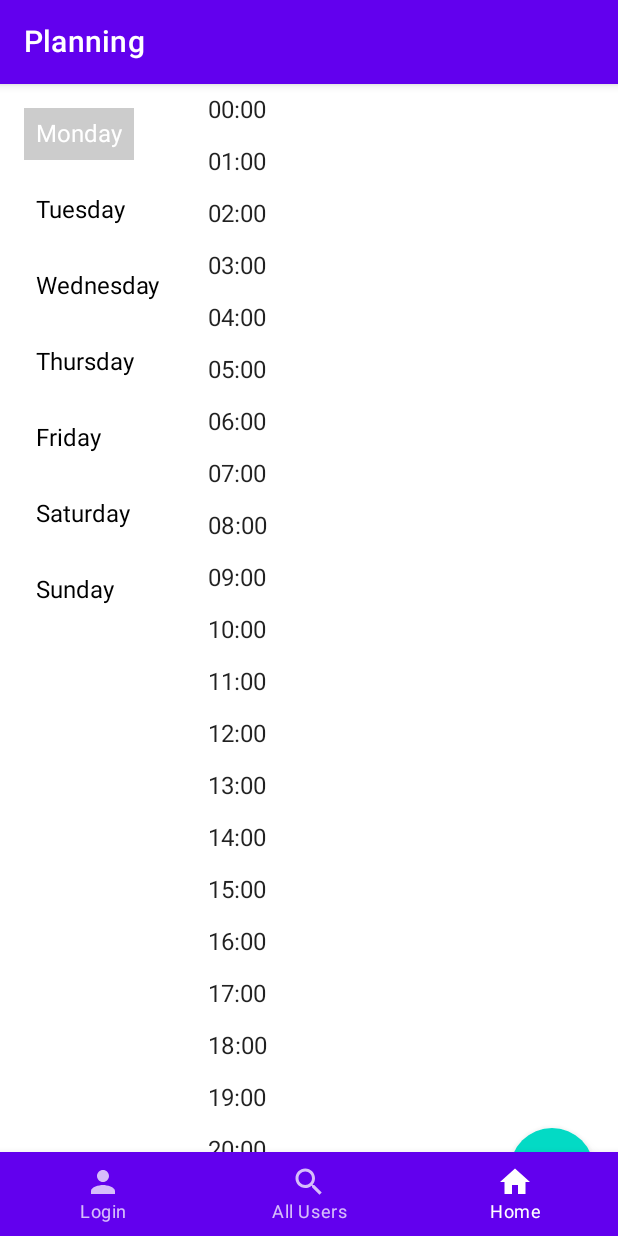
After one commit to Flamware/DinnerPlanner, an Android app built with Jetpack Compose: the PlanningScreen screen opened through its navigation route, on a phone screen of 412 x 824 dp. The commit adds this screen. Run offline under Robolectric (Android 15) with nearby library versions, the phone set to English and light mode, and no system bars; our stand-ins replace Dagger/Hilt's generated code, livedata-compose.

Commit message:
Planning Screen Added TODO : Make it dynamic, add onclick fncts

```diff
--- a/app/src/main/java/com/example/dinnerplanner/MainActivity.kt
+++ b/app/src/main/java/com/example/dinnerplanner/MainActivity.kt
@@ -47,7 +47,7 @@ class MainActivity : ComponentActivity() {
 
                 val items = if (isLoggedIn) {
                     println("User is logged in")
-                    listOf(BottomNavItem.Home, BottomNavItem.UserList, BottomNavItem.Profile)
+                    listOf(BottomNavItem.Home, BottomNavItem.UserList,BottomNavItem.Planning, BottomNavItem.Profile)
                 } else {
                     println("User is not logged in")
                     listOf(BottomNavItem.Login, BottomNavItem.UserList, BottomNavItem.Home)
--- a/app/src/main/java/com/example/dinnerplanner/RecipeEvent.kt
+++ b/app/src/main/java/com/example/dinnerplanner/RecipeEvent.kt
@@ -8,6 +8,7 @@ sealed interface RecipeEvent {
     data class SetRecipeName(val recipeName: String): RecipeEvent
     data class SetIngredients(val ingredients: List<Ingredient>): RecipeEvent
     data class SetInstructions(val instructions: String): RecipeEvent
+    data class SetMealType(val mealType: String): RecipeEvent // New event for setting the meal type
     object ShowDialog: RecipeEvent
     object HideDialog: RecipeEvent
     data class SortRecipes(val sortType: SortType): RecipeEvent
--- a/app/src/main/java/com/example/dinnerplanner/RecipeState.kt
+++ b/app/src/main/java/com/example/dinnerplanner/RecipeState.kt
@@ -1,6 +1,7 @@
 package com.example.dinnerplanner
 
 import com.example.dinnerplanner.data.local.database.entity.Ingredient
+import com.example.dinnerplanner.data.local.database.entity.MealType
 import com.example.dinnerplanner.data.local.database.entity.Recipe
 
 data class RecipeState(
@@ -8,6 +9,7 @@ data class RecipeState(
         val recipeName: String = "",
         val ingredients: List<Ingredient> = emptyList(),
         val instructions: String = "",
+        val mealType: String = MealType.LUNCH.name,
         val isAddingRecipe: Boolean = false,
         val sortType: SortType = SortType.RECIPE_NAME
 )
--- a/app/src/main/java/com/example/dinnerplanner/data/local/repository/RecipeRepository.kt
+++ b/app/src/main/java/com/example/dinnerplanner/data/local/repository/RecipeRepository.kt
@@ -18,4 +18,8 @@ class RecipeRepository(private val recipeDao: RecipeDao) {
     suspend fun deleteRecipe(recipe: Recipe) {
         recipeDao.deleteRecipe(recipe)
     }
+
+    fun getAllRecipesByUserId(userId: Int): Flow<List<Recipe>> {
+        return recipeDao.getAllRecipesByUserId(userId)
+    }
 }
--- /dev/null
+++ b/app/src/main/java/com/example/dinnerplanner/ui/components/DayItem.kt
@@ -0,0 +1,30 @@
+package com.example.dinnerplanner.ui.components
+
+import androidx.compose.foundation.background
+import androidx.compose.foundation.clickable
+import androidx.compose.foundation.layout.padding
+import androidx.compose.material.Text
+import androidx.compose.runtime.Composable
+import androidx.compose.ui.Modifier
+import androidx.compose.ui.graphics.Color
+import androidx.compose.ui.tooling.preview.Preview
+import androidx.compose.ui.unit.dp
+
+@Composable
+fun DayItem(day: String, isSelected: Boolean, onDaySelected: (String) -> Unit) {
+    Text(
+        text = day,
+        modifier = Modifier
+            .padding(8.dp)
+            .clickable { onDaySelected(day) }
+            .background(if (isSelected) Color.LightGray else Color.Transparent)
+            .padding(8.dp),
+        color = if (isSelected) Color.White else Color.Black
+    )
+}
+
+@Preview
+@Composable
+fun DayItemPreview() {
+    DayItem(day = "Monday", isSelected = true, onDaySelected = {})
+}
--- a/app/src/main/java/com/example/dinnerplanner/ui/components/RecipeList.kt
+++ b/app/src/main/java/com/example/dinnerplanner/ui/components/RecipeList.kt
@@ -4,6 +4,8 @@ import androidx.compose.foundation.layout.padding
 import androidx.compose.foundation.lazy.LazyColumn
 import androidx.compose.foundation.lazy.items
 import androidx.compose.runtime.Composable
+import androidx.compose.runtime.collectAsState
+import androidx.compose.runtime.getValue
 import androidx.compose.ui.Modifier
 import androidx.compose.ui.unit.dp
 import com.example.dinnerplanner.data.local.database.entity.Recipe
@@ -11,9 +13,10 @@ import kotlinx.coroutines.flow.StateFlow
 import com.example.dinnerplanner.data.local.viewmodel.IngredientViewModel
 @Composable
 fun RecipeList(recipes: StateFlow<List<Recipe>>, ingredientViewModel: IngredientViewModel) {
+    val recipeList by recipes.collectAsState()
     LazyColumn(
     ) {
-        items(recipes.value) { recipe ->
+        items(recipeList) { recipe ->
             val ingredientsFlow = ingredientViewModel.getIngredientsForRecipe(recipe.id)
             RecipeItem(recipe = recipe, ingredientsFlow = ingredientsFlow)
         }
--- a/app/src/main/java/com/example/dinnerplanner/ui/navigation/BottomNavItem.kt
+++ b/app/src/main/java/com/example/dinnerplanner/ui/navigation/BottomNavItem.kt
@@ -12,5 +12,5 @@ sealed class BottomNavItem(val route: String, val icon: ImageVector, val title:
     object Profile : BottomNavItem("profile", Icons.Default.Person, "Profile")
     object Home : BottomNavItem("home", Icons.Default.Home, "Home")
     object UserList : BottomNavItem("user_list", Icons.Default.Search, "All Users")
-
+    object Planning : BottomNavItem("planning", Icons.Default.Favorite, "Planning")
 }
--- a/app/src/main/java/com/example/dinnerplanner/ui/navigation/NavGraph.kt
+++ b/app/src/main/java/com/example/dinnerplanner/ui/navigation/NavGraph.kt
@@ -32,5 +32,8 @@ fun NavGraph(navController: NavHostController, viewModel: DinnerPlannerViewModel
                 navController.navigate(BottomNavItem.UserList.route)
             }
         }
+        composable(BottomNavItem.Planning.route) {
+            PlanningScreen()
+        }
     }
 }
--- a/app/src/main/java/com/example/dinnerplanner/ui/screens/HomeScreen.kt
+++ b/app/src/main/java/com/example/dinnerplanner/ui/screens/HomeScreen.kt
@@ -75,7 +75,8 @@ fun HomeScreen(viewModel: DinnerPlannerViewModel, navController: NavController)
                                 userId = session.value?.id ?: -1,
                                 title = recipeState.recipeName,
                                 instructions = recipeState.instructions,
-                                author = session.value?.username ?: ""
+                                author = session.value?.username ?: "",
+                                mealType = recipeState.mealType
                             )
                             val recipeId = viewModel.recipeViewModel.insert(recipe)
                             println("Inserted recipe with id: $recipeId")
@@ -93,6 +94,7 @@ fun HomeScreen(viewModel: DinnerPlannerViewModel, navController: NavController)
                     is RecipeEvent.DeleteRecipe -> { /* Handle DeleteRecipe event here */ }
                     is RecipeEvent.ShowDialog -> { /* Handle ShowDialog event here */ }
                     is RecipeEvent.SortRecipes -> { /* Handle SortRecipes event here */ }
+                    is RecipeEvent.SetMealType -> {recipeState = recipeState.copy(mealType = event.mealType)}
                 }
             }
         )
--- /dev/null
+++ b/app/src/main/java/com/example/dinnerplanner/ui/screens/PlanningScreen.kt
@@ -0,0 +1,78 @@
+package com.example.dinnerplanner.ui.screens
+
+import androidx.compose.foundation.layout.*
+import androidx.compose.foundation.lazy.LazyColumn
+import androidx.compose.foundation.lazy.LazyRow
+import androidx.compose.foundation.lazy.items
+import androidx.compose.material.*
+import androidx.compose.material.icons.Icons
+import androidx.compose.material.icons.filled.Add
+import androidx.compose.material.icons.filled.Menu
+import androidx.compose.runtime.Composable
+import androidx.compose.runtime.getValue
+import androidx.compose.runtime.mutableStateOf
+import androidx.compose.runtime.remember
+import androidx.compose.runtime.setValue
+import androidx.compose.ui.Modifier
+import androidx.compose.ui.tooling.preview.Preview
+import androidx.compose.ui.unit.dp
+import androidx.navigation.NavController
+import androidx.navigation.compose.rememberNavController
+import com.example.dinnerplanner.ui.components.DayItem
+
+@Composable
+fun PlanningScreen() {
+    val daysOfWeek = listOf("Monday", "Tuesday", "Wednesday", "Thursday", "Friday", "Saturday", "Sunday")
+    var selectedDay by remember { mutableStateOf(daysOfWeek[0]) }
+    val hoursOfDay = List(24) { it.toString().padStart(2, '0') + ":00" } // List of hours in a day
+
+    Scaffold(
+        topBar = {
+            TopAppBar(
+                title = { Text("Planning") },
+            )
+        },
+        floatingActionButton = {
+            FloatingActionButton(onClick = { /* Handle FAB click */ }) {
+                Icon(Icons.Default.Add, contentDescription = "Add Plan")
+            }
+        }
+    ) { innerPadding ->
+        Box(modifier = Modifier.padding(innerPadding)) {
+            Column {
+                Row {
+                    LazyColumn(modifier = Modifier
+                        .padding(8.dp)) {
+                        items(daysOfWeek) { day ->
+                            DayItem(day = day, isSelected = day == selectedDay) {
+                                selectedDay = it
+                            }
+                        }
+                    }
+                    LazyColumn {
+                        items(hoursOfDay) { hour ->
+                            Text(text = hour, modifier = Modifier
+                                .fillMaxWidth()
+                                .padding(8.dp))
+                        }
+                    }
+                    // Replace this with your list of planned meals
+                    LazyColumn {
+                        items(10) { index ->
+                            Text(text = "Plan $index", modifier = Modifier
+                                .fillMaxWidth()
+                                .padding(8.dp))
+                        }
+                    }
+                }
+                Spacer(modifier = Modifier.height(56.dp)) // Add space at the bottom equal to the height of the bottom navigation bar
+            }
+        }
+    }
+}
+
+@Preview
+@Composable
+fun PlanningScreenPreview() {
+    PlanningScreen()
+}
--- a/app/src/main/java/com/example/dinnerplanner/ui/screens/UserListScreen.kt
+++ b/app/src/main/java/com/example/dinnerplanner/ui/screens/UserListScreen.kt
@@ -22,6 +22,7 @@ import androidx.compose.ui.unit.dp
 import androidx.compose.material3.ButtonDefaults.buttonElevation
 import androidx.compose.material.ButtonDefaults
 import androidx.compose.ui.tooling.preview.Preview
+import com.example.dinnerplanner.ui.components.UserSearch
 
 @Composable
 fun UserListItem(user: User, navController: NavController) {
@@ -46,10 +47,13 @@ fun UserListScreen(navController: NavController, viewModel: DinnerPlannerViewMod
     Column(
         modifier = Modifier.fillMaxSize()
     ) {
+        UserSearch(viewModel = viewModel.authViewModel, navController = navController)
         Box(modifier = Modifier.weight(1f)) {
             LazyColumn(
                 modifier = Modifier.padding(16.dp)  // Add padding around LazyColumn
             ) {
+
+                // Use items() to display each user
                 items(users) { user ->
                     UserListItem(user = user, navController = navController)
                     Spacer(modifier = Modifier.height(8.dp)) // Add space between buttons
```
Also changed, not shown: app/src/main/java/com/example/dinnerplanner/data/local/database/dao/RecipeDao.kt (+3 -6 lines), app/src/main/java/com/example/dinnerplanner/data/local/database/entity/Recipe.kt (+9 -4 lines), app/src/main/java/com/example/dinnerplanner/data/local/viewmodel/AuthViewModel.kt (+17 -3 lines), app/src/main/java/com/example/dinnerplanner/data/local/viewmodel/RecipeViewModel.kt (+11 -0 lines), app/src/main/java/com/example/dinnerplanner/ui/components/UserSearch.kt (added, +56 -0 lines), app/src/main/java/com/example/dinnerplanner/ui/components/addRecipeDialog.kt (+23 -0 lines), app/src/main/java/com/example/dinnerplanner/ui/screens/UserProfileScreen.kt (+7 -3 lines).
